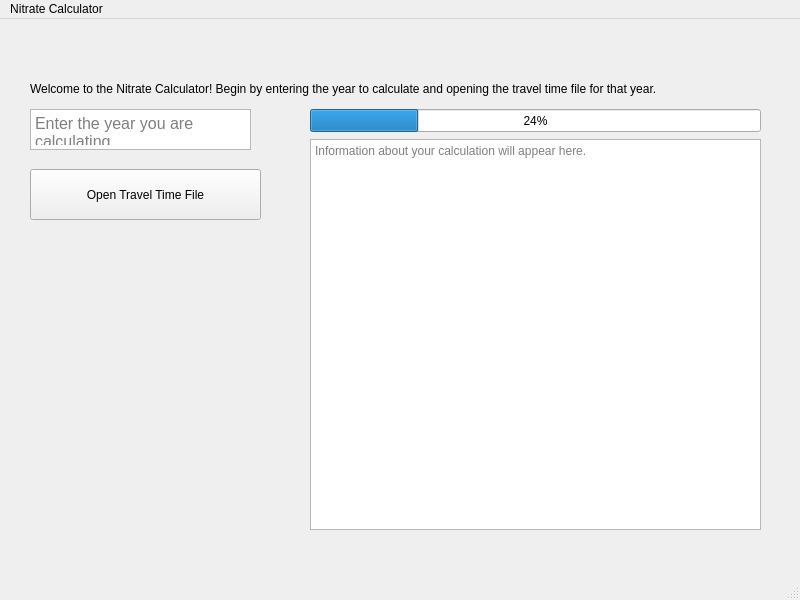
Old version of the form mainwindow.ui in the repository garretthooten/NitrateCalculatorGUI.
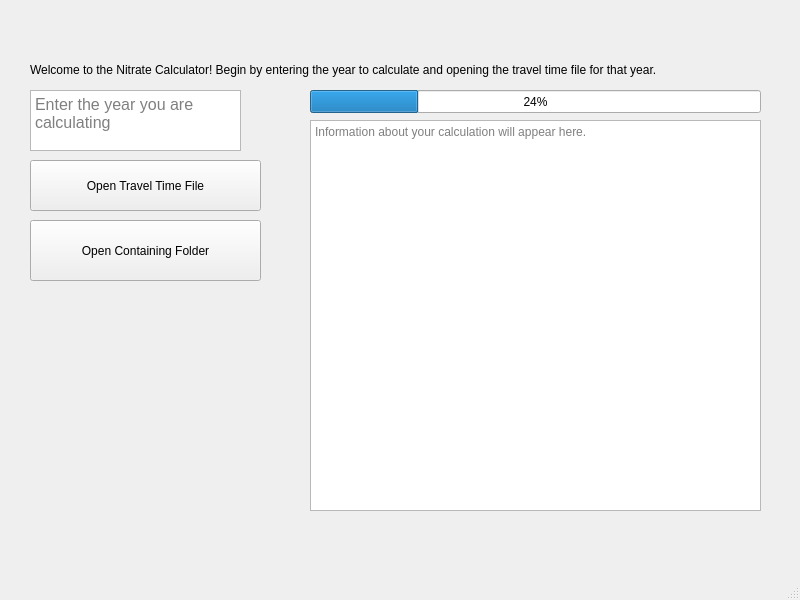
New version of the form.

```diff
--- a/mainwindow.ui
+++ b/mainwindow.ui
@@ -47,8 +47,8 @@
      <rect>
       <x>30</x>
       <y>90</y>
-      <width>221</width>
-      <height>41</height>
+      <width>211</width>
+      <height>61</height>
      </rect>
     </property>
     <property name="font">
@@ -66,7 +66,7 @@
     <property name="geometry">
      <rect>
       <x>30</x>
-      <y>150</y>
+      <y>160</y>
       <width>231</width>
       <height>51</height>
      </rect>
@@ -101,25 +101,25 @@
      <number>24</number>
     </property>
    </widget>
-  </widget>
-  <widget class="QMenuBar" name="menubar">
+   <widget class="QPushButton" name="folderButton">
+    <property name="enabled">
+     <bool>true</bool>
+    </property>
    <property name="geometry">
     <rect>
-     <x>0</x>
-     <y>0</y>
-     <width>800</width>
-     <height>24</height>
-    </rect>
-   </property>
-   <widget class="QMenu" name="menuNitrate_Calculator">
-    <property name="autoFillBackground">
+      <x>30</x>
+      <y>220</y>
+      <width>231</width>
+      <height>61</height>
+     </rect>
+    </property>
+    <property name="text">
+     <string>Open Containing Folder</string>
+    </property>
+    <property name="checkable">
      <bool>false</bool>
     </property>
-    <property name="title">
-     <string>Nitrate Calculator</string>
-    </property>
    </widget>
-   <addaction name="menuNitrate_Calculator"/>
   </widget>
   <widget class="QStatusBar" name="statusbar"/>
  </widget>
```
Lines whose indentation alone changed are shown as unchanged.
